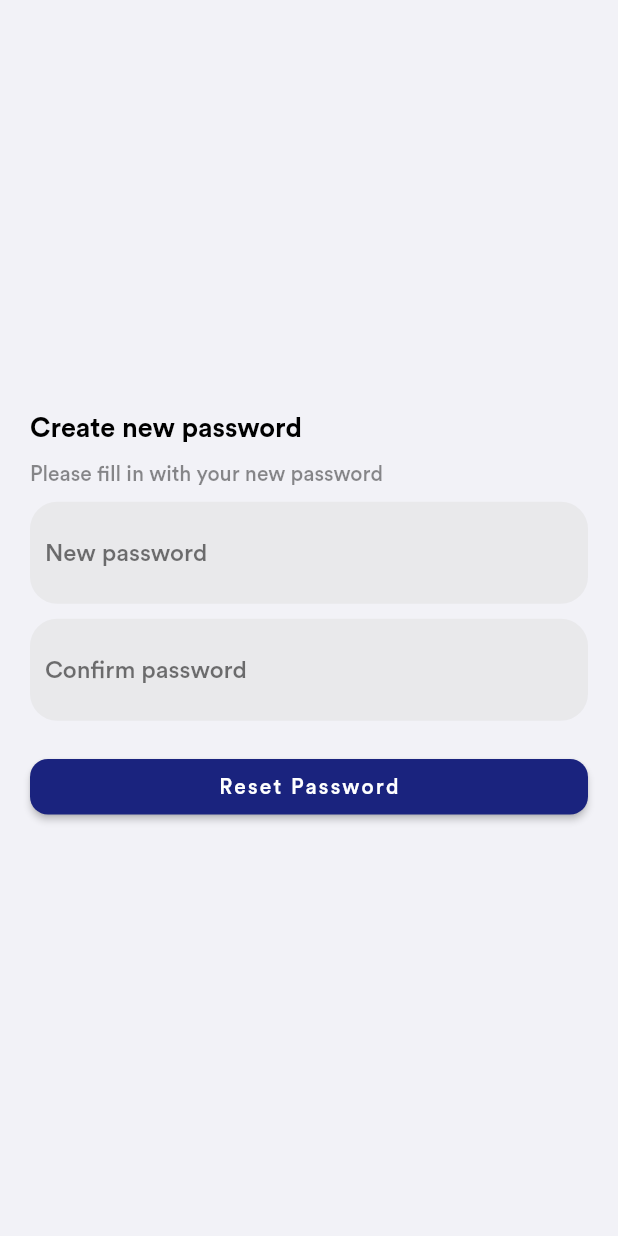
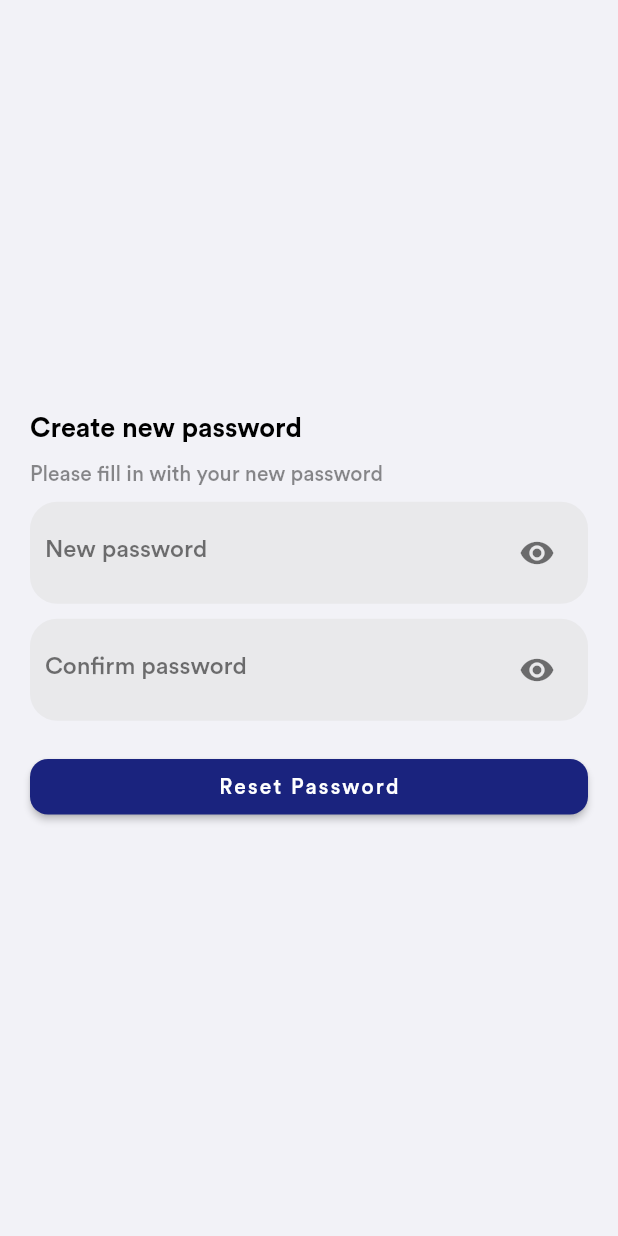
Before and after one commit to repsajanboy/dream-app-bloc, a Flutter app: the ResetPasswordPage screen opened by its route, on a phone screen of 412 x 824 dp. Run offline on Flutter 3.47's test engine with Material 2 defaults, Android fonts, the light colour scheme and no system bars; our stand-ins replace bloc, dio, email_validator, equatable, flutter_bloc, flutter_dotenv and 3 more; missing offline and left inert: flutter_verification_code; accounts and stored records are empty; statements that could not run were skipped.

Commit message:
ObscureText in reset password page

```diff
--- a/lib/presentation/reset_password/bloc/new_password_bloc.dart
+++ b/lib/presentation/reset_password/bloc/new_password_bloc.dart
@@ -21,6 +21,8 @@ class NewPasswordBloc extends Bloc<NewPasswordEvent, NewPasswordState> {
       yield state.copyWith(newPassword: event.newPassword);
     } else if (event is ConfirmPasswordChanged) {
       yield state.copyWith(confirmPassword: event.confirmPassword);
+    } else if (event is IsObscureTextChanged) {
+      yield state.copyWith(isObscureText: event.isObscureText);
     } else if (event is NewPasswordSubmitted) {
       yield state.copyWith(formStatus: FormSubmitting());
       try {
--- a/lib/presentation/reset_password/bloc/new_password_event.dart
+++ b/lib/presentation/reset_password/bloc/new_password_event.dart
@@ -15,4 +15,10 @@ class ConfirmPasswordChanged extends NewPasswordEvent {
   ConfirmPasswordChanged({this.confirmPassword});
 }
 
+class IsObscureTextChanged extends NewPasswordEvent {
+  final bool? isObscureText;
+
+  IsObscureTextChanged({this.isObscureText});
+}
+
 class NewPasswordSubmitted extends NewPasswordEvent {}
--- a/lib/presentation/reset_password/bloc/new_password_state.dart
+++ b/lib/presentation/reset_password/bloc/new_password_state.dart
@@ -4,6 +4,7 @@ class NewPasswordState {
   final String newPassword;
   final String confirmPassword;
   final FormSubmissionStatus formStatus;
+  bool isObscureText;
   bool get isValidPassword => newPassword.length > 6;
   bool get isMatchPassword => newPassword == confirmPassword;
 
@@ -11,17 +12,20 @@ class NewPasswordState {
     this.newPassword = '',
     this.confirmPassword = '',
     this.formStatus = const InitialFormStatus(),
+    this.isObscureText = false,
   });
 
   NewPasswordState copyWith({
     String? newPassword,
     String? confirmPassword,
     FormSubmissionStatus? formStatus,
+    bool? isObscureText,
   }) {
     return NewPasswordState(
       newPassword: newPassword ?? this.newPassword,
       confirmPassword: confirmPassword ?? this.confirmPassword,
       formStatus: formStatus ?? this.formStatus,
+      isObscureText: isObscureText ?? this.isObscureText,
     );
   }
 }
--- a/lib/presentation/reset_password/view/reset_password_page.dart
+++ b/lib/presentation/reset_password/view/reset_password_page.dart
@@ -57,9 +57,25 @@ class ResetPasswordPage extends StatelessWidget {
                         ),
                         child: TextFormField(
                           autovalidateMode: AutovalidateMode.onUserInteraction,
+                          obscureText: !state.isObscureText,
                           decoration: InputDecoration(
                             border: InputBorder.none,
                             errorStyle: context.typo.authErrorStyle(),
+                            suffixIcon: IconButton(
+                              onPressed: () {
+                                context.read<NewPasswordBloc>().add(
+                                      IsObscureTextChanged(
+                                        isObscureText: !state.isObscureText,
+                                      ),
+                                    );
+                              },
+                              icon: Icon(
+                                state.isObscureText
+                                    ? Icons.visibility_off
+                                    : Icons.visibility,
+                                color: Colors.black54,
+                              ),
+                            ),
                             hintText: 'New password',
                             hintStyle: const TextStyle(
                               color: Colors.black54,
@@ -89,9 +105,25 @@ class ResetPasswordPage extends StatelessWidget {
                         ),
                         child: TextFormField(
                           autovalidateMode: AutovalidateMode.onUserInteraction,
+                          obscureText: !state.isObscureText,
                           decoration: InputDecoration(
                             border: InputBorder.none,
                             errorStyle: context.typo.authErrorStyle(),
+                            suffixIcon: IconButton(
+                              onPressed: () {
+                                context.read<NewPasswordBloc>().add(
+                                      IsObscureTextChanged(
+                                        isObscureText: !state.isObscureText,
+                                      ),
+                                    );
+                              },
+                              icon: Icon(
+                                state.isObscureText
+                                    ? Icons.visibility_off
+                                    : Icons.visibility,
+                                color: Colors.black54,
+                              ),
+                            ),
                             hintText: 'Confirm password',
                             hintStyle: const TextStyle(
                               color: Colors.black54,
```
